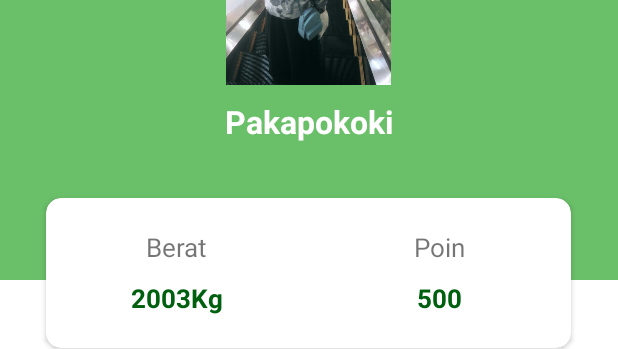
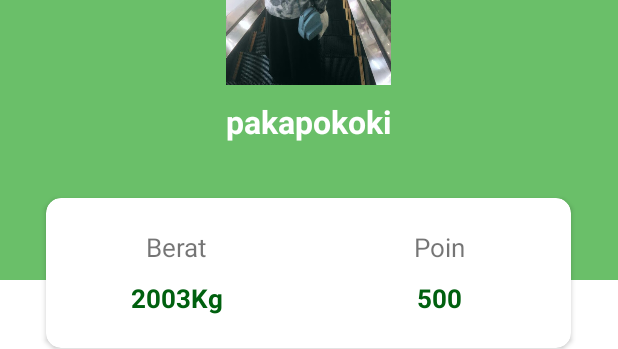
Before and after one commit to Rivandasyah14/TrashCanAppv.4, an Android app: the layout profileex.xml on its own in the app's theme, with its tools: preview values and no code run, on a phone screen of 412 x 824 dp. Shown: the part 140-489 px from the top of the screen. Run offline under Robolectric (Android 15) with nearby library versions, the phone set to English and light mode, and no system bars.

Commit message:
vakha commit

```diff
--- a/app/src/main/res/layout/profileex.xml
+++ b/app/src/main/res/layout/profileex.xml
@@ -15,7 +15,7 @@
         <LinearLayout
             android:background="#fff"
             android:layout_width="match_parent"
-            android:layout_height="match_parent"
+            android:layout_height="wrap_content"
             android:orientation="vertical">
 
             <RelativeLayout
@@ -29,6 +29,7 @@
                     <ImageView
                         android:layout_marginTop="40dp"
                         android:layout_gravity="center_horizontal"
+                        android:contentDescription="@string/ini"
                         android:layout_width="110dp"
                         android:layout_height="110dp"
                         android:src="@drawable/try1" />
@@ -37,7 +38,7 @@
                         android:layout_gravity="center_horizontal"
                         android:layout_width="wrap_content"
                         android:layout_height="wrap_content"
-                        android:text="Pakapokoki"
+                        android:text="@string/profile_username"
                         android:textColor="#fff"
                         android:textStyle="bold"
                         android:textSize="21sp"
--- a/app/src/main/res/values/strings.xml
+++ b/app/src/main/res/values/strings.xml
@@ -10,4 +10,6 @@
     <string name="no">085781207202</string>
     <string name="berat">Berat</string>
     <string name="dapatPengempul">Pengempul telah sampai</string>
+    <string name="ini">ini gambar</string>
+    <string name="profile_username">pakapokoki</string>
 </resources>
```
